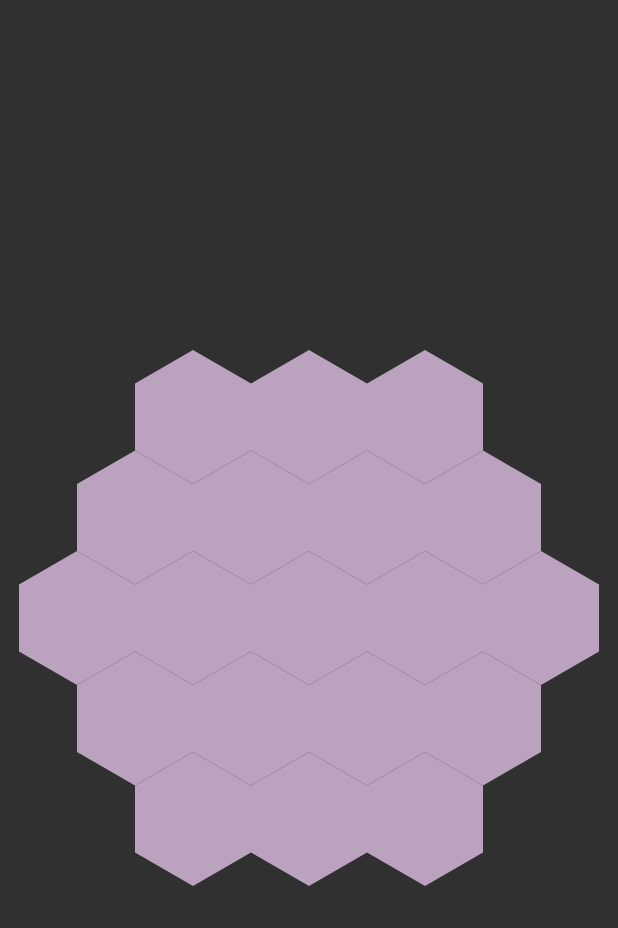
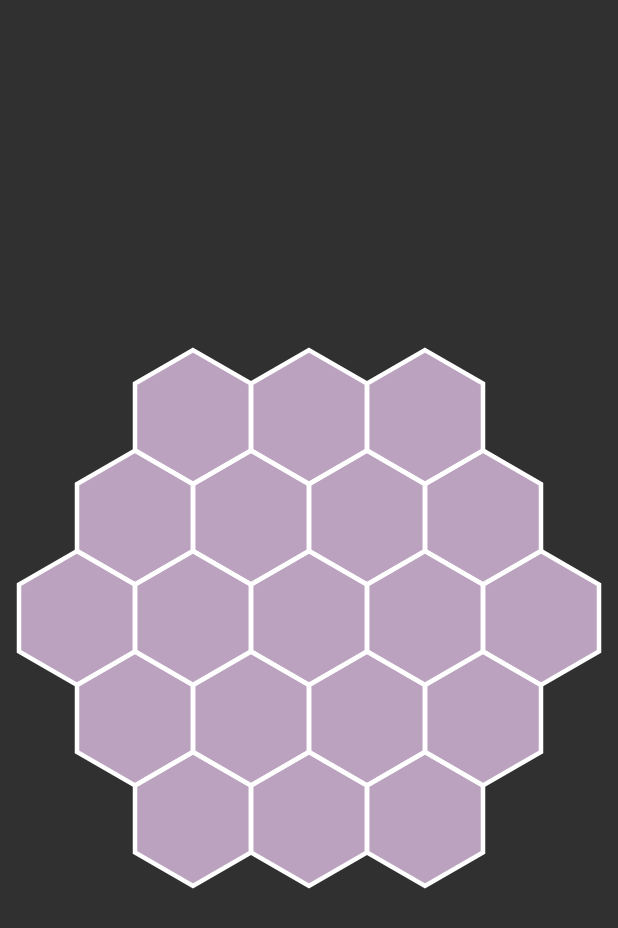
Before and after one commit to tw0reck1/ColorPickerView, an Android app: the screen it shows after launch (MainActivity), on a phone screen of 412 x 824 dp. Shown: the top 928 px of the screen. Run offline under Robolectric (Android 15) with nearby library versions, the phone set to English and light mode, and no system bars.

Commit message:
Added stroke

```diff
--- a/library/src/main/java/tw0reck1/colorpicker/ColorPickerView.java
+++ b/library/src/main/java/tw0reck1/colorpicker/ColorPickerView.java
@@ -27,17 +27,22 @@ import android.util.AttributeSet;
 import android.view.MotionEvent;
 import android.view.View;
 
+import java.util.LinkedList;
 import java.util.List;
 
 public class ColorPickerView extends View implements View.OnTouchListener {
 
     private static final int DEFAULT_RADIUS = 3;
+    private static final float DEFAULT_STROKE_WIDTH = 0;
+    private static final int DEFAULT_STROKE_COLOR = Color.TRANSPARENT;
 
     private OnColorPickedListener mOnColorPickedListener;
 
     private Bitmap mPickerBitmap;
 
     private int mRadius = DEFAULT_RADIUS;
+    private float mStrokeWidth = DEFAULT_STROKE_WIDTH;
+    private int mStrokeColor = DEFAULT_STROKE_COLOR;
 
     public ColorPickerView(Context context) {
         super(context);
@@ -61,6 +66,10 @@ public class ColorPickerView extends View implements View.OnTouchListener {
                 R.styleable.ColorPickerView, defStyleAttr, 0);
 
         mRadius = array.getInteger(R.styleable.ColorPickerView_cpv_radius, DEFAULT_RADIUS);
+        mStrokeWidth = array.getDimension(R.styleable.ColorPickerView_cpv_stroke_width,
+                DEFAULT_STROKE_WIDTH);
+        mStrokeColor = array.getColor(R.styleable.ColorPickerView_cpv_stroke_color,
+                DEFAULT_STROKE_COLOR);
 
         array.recycle();
     }
@@ -87,6 +96,32 @@ public class ColorPickerView extends View implements View.OnTouchListener {
 
     public int getRadius() {
         return mRadius;
+    }
+
+    public void setStrokeWidth(float strokeWidth) {
+        mStrokeWidth = strokeWidth;
+
+        if (mPickerBitmap != null) {
+            mPickerBitmap = getPickerBitmap(mRadius);
+            invalidate();
+        }
+    }
+
+    public float getStrokeWidth() {
+        return mStrokeWidth;
+    }
+
+    public void setStrokeColor(int strokeColor) {
+        mStrokeColor = strokeColor;
+
+        if (mPickerBitmap != null) {
+            mPickerBitmap = getPickerBitmap(mRadius);
+            invalidate();
+        }
+    }
+
+    public int getStrokeColor() {
+        return mStrokeColor;
     }
 
     public void setOnColorPickedListener(OnColorPickedListener listener) {
@@ -135,7 +170,7 @@ public class ColorPickerView extends View implements View.OnTouchListener {
 
         int color = mPickerBitmap.getPixel(x, y);
 
-        if (color != Color.TRANSPARENT) {
+        if (color != Color.TRANSPARENT && color != mStrokeColor) {
             mOnColorPickedListener.onColorPicked(color);
             return true;
         }
@@ -162,12 +197,27 @@ public class ColorPickerView extends View implements View.OnTouchListener {
         Paint shapePaint = new Paint(Paint.ANTI_ALIAS_FLAG);
         shapePaint.setStyle(Paint.Style.FILL_AND_STROKE);
 
+        List<Path> shapesList = new LinkedList<>();
+
         for (PointF point : pointsList) {
             Path shapePath = ColorPickerUtils.getShapePath(point, shapeRadius);
             shapePath.offset(getPaddingLeft(), getPaddingTop());
 
             shapePaint.setColor(ColorPickerUtils.getRandomColor());
             canvas.drawPath(shapePath, shapePaint);
+
+            shapesList.add(shapePath);
+        }
+
+        if (mStrokeWidth > 0) {
+            Paint strokePaint = new Paint(Paint.ANTI_ALIAS_FLAG);
+            strokePaint.setStyle(Paint.Style.STROKE);
+            strokePaint.setStrokeWidth(mStrokeWidth);
+            strokePaint.setColor(mStrokeColor);
+
+            for (Path path : shapesList) {
+                canvas.drawPath(path, strokePaint);
+            }
         }
 
         return result;
--- a/library/src/main/res/values/attrs.xml
+++ b/library/src/main/res/values/attrs.xml
@@ -2,5 +2,7 @@
 <resources>
     <declare-styleable name="ColorPickerView">
         <attr name="cpv_radius" format="integer"/>
+        <attr name="cpv_stroke_width" format="dimension"/>
+        <attr name="cpv_stroke_color" format="color"/>
     </declare-styleable>
 </resources>
--- a/sample/src/main/res/layout/activity_main.xml
+++ b/sample/src/main/res/layout/activity_main.xml
@@ -11,6 +11,8 @@
         android:layout_width="match_parent"
         android:layout_height="match_parent"
         android:padding="12dp"
-        app:cpv_radius="3"/>
+        app:cpv_radius="3"
+        app:cpv_stroke_width="3dp"
+        app:cpv_stroke_color="@android:color/white"/>
 
 </RelativeLayout>
```
Also changed, not shown: 2 other files.
